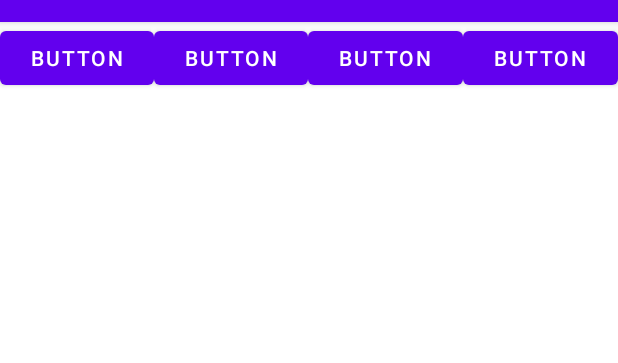
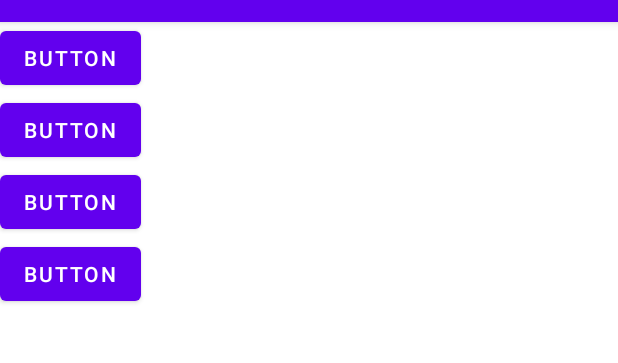
Before and after one commit to ilmntr/DoitAndroidStudio, an Android app: the screen it shows after launch (MainActivity), on a phone screen of 412 x 824 dp, the part 62-425 px from its top. Run offline under Robolectric (Android 15) with nearby library versions, the phone set to English and light mode, and no system bars.

Commit message:
orientation converted to vertical

```diff
--- a/app/src/main/res/layout/activity_main.xml
+++ b/app/src/main/res/layout/activity_main.xml
@@ -4,33 +4,30 @@
     xmlns:tools="http://schemas.android.com/tools"
     android:layout_width="match_parent"
     android:layout_height="match_parent"
-    tools:context=".MainActivity" >
+    android:orientation="vertical"
+    tools:context=".MainActivity">
 
     <Button
         android:id="@+id/button"
         android:layout_width="wrap_content"
         android:layout_height="wrap_content"
-        android:layout_weight="1"
         android:text="Button" />
 
     <Button
         android:id="@+id/button2"
         android:layout_width="wrap_content"
         android:layout_height="wrap_content"
-        android:layout_weight="1"
         android:text="Button" />
 
     <Button
         android:id="@+id/button3"
         android:layout_width="wrap_content"
         android:layout_height="wrap_content"
-        android:layout_weight="1"
         android:text="Button" />
 
     <Button
         android:id="@+id/button4"
         android:layout_width="wrap_content"
         android:layout_height="wrap_content"
-        android:layout_weight="1"
         android:text="Button" />
 </LinearLayout>
```
